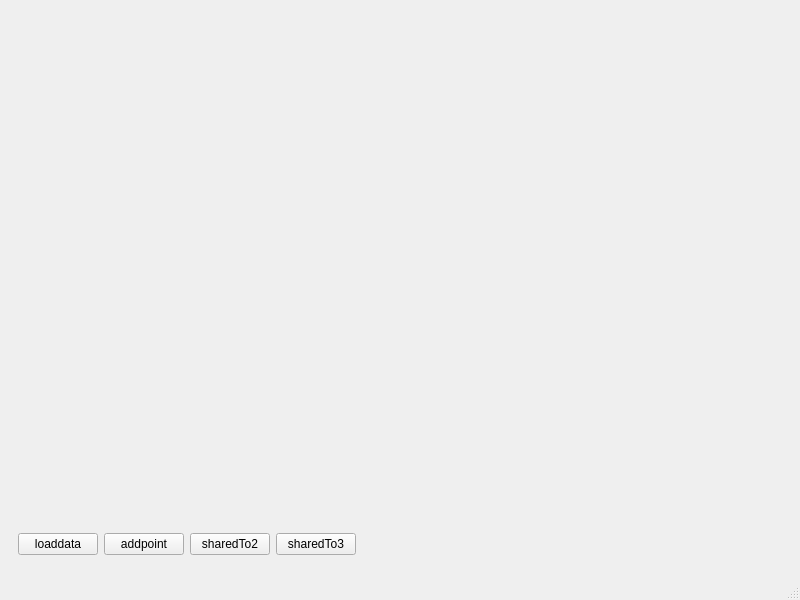
Qt form Plugins/PluginSharedDataStorage/mainwindow.ui (BigBrotherHui/Demos) before a commit.
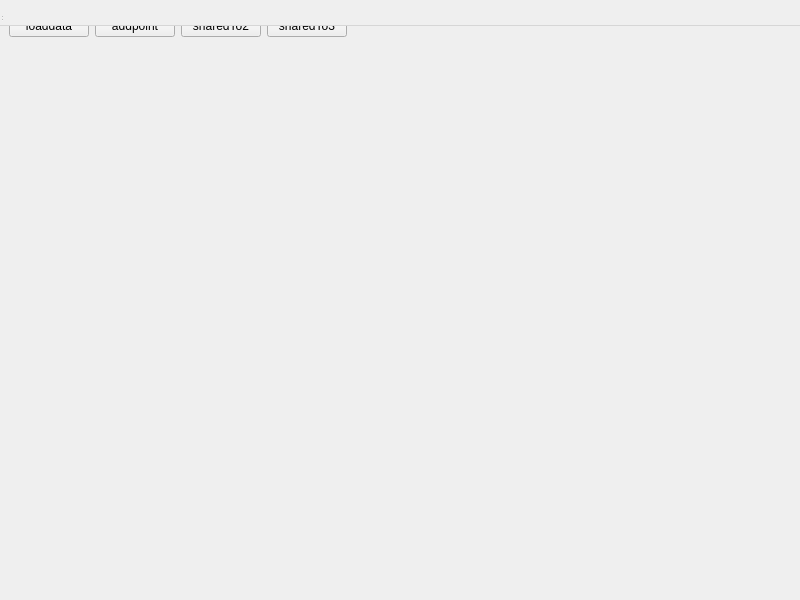
The same form after that commit.

Patch:
```diff
--- a/Plugins/PluginSharedDataStorage/mainwindow.ui
+++ b/Plugins/PluginSharedDataStorage/mainwindow.ui
@@ -1,7 +1,7 @@
 <?xml version="1.0" encoding="UTF-8"?>
 <ui version="4.0">
  <class>MainWindow</class>
- <widget class="QMainWindow" name="MainWindow">
+ <widget class="QWidget" name="MainWindow">
   <property name="geometry">
    <rect>
     <x>0</x>
```
